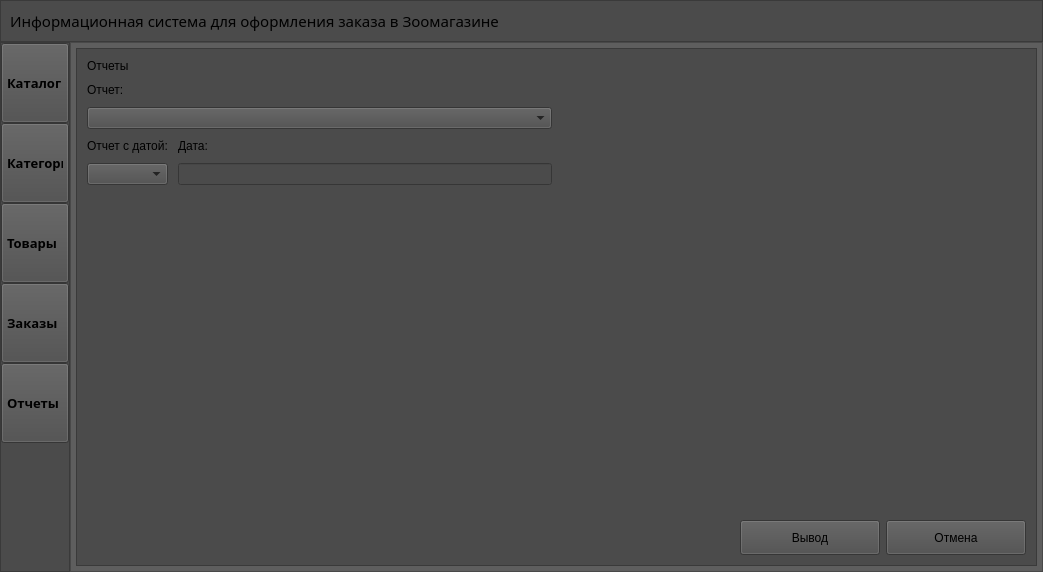
Before: the Qt Designer form ui_main.ui in DaniilKOT112/Information-system-for-ordering, drawn with Qt 5.
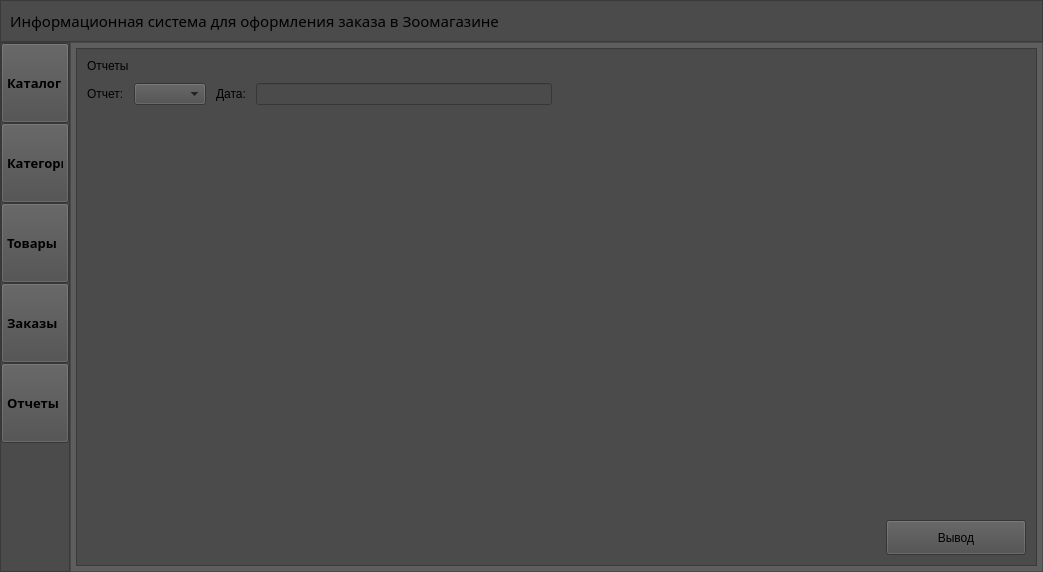
After: the same form once the commit is applied. The open tabs and pages were chosen to show the change. Icons and pictures are not drawn.

Patch:
```diff
--- a/ui_main.ui
+++ b/ui_main.ui
@@ -2546,23 +2546,6 @@
                          </property>
                         </widget>
                        </item>
-                       <item>
-                        <widget class="QLabel" name="label_27">
-                         <property name="styleSheet">
-                          <string notr="true">font: 63 10pt &quot;Segoe UI Variable Small Semibol&quot;;</string>
-                         </property>
-                         <property name="text">
-                          <string>Отчет:</string>
-                         </property>
-                        </widget>
-                       </item>
-                       <item>
-                        <widget class="QComboBox" name="comboBox">
-                         <property name="styleSheet">
-                          <string notr="true">font: 63 10pt &quot;Segoe UI Variable Small Semibol&quot;;</string>
-                         </property>
-                        </widget>
-                       </item>
                        <item>
                         <layout class="QHBoxLayout" name="horizontalLayout_34">
                          <property name="leftMargin">
@@ -2594,40 +2577,40 @@
                            <property name="bottomMargin">
                             <number>0</number>
                            </property>
-                           <item>
-                            <widget class="QLabel" name="label_29">
-                             <property name="styleSheet">
-                              <string notr="true">font: 63 10pt &quot;Segoe UI Variable Small Semibol&quot;;</string>
-                             </property>
-                             <property name="text">
-                              <string>Отчет с датой:</string>
-                             </property>
-                            </widget>
-                           </item>
-                           <item>
-                            <widget class="QComboBox" name="comboBox_2">
-                             <property name="styleSheet">
-                              <string notr="true">font: 63 10pt &quot;Segoe UI Variable Small Semibol&quot;;</string>
-                             </property>
-                            </widget>
-                           </item>
                           </layout>
                          </item>
+                         <item>
+                          <widget class="QLabel" name="label_27">
+                           <property name="styleSheet">
+                            <string notr="true">font: 63 10pt &quot;Segoe UI Variable Small Semibol&quot;;</string>
+                           </property>
+                           <property name="text">
+                            <string>Отчет:</string>
+                           </property>
+                          </widget>
+                         </item>
+                         <item>
+                          <widget class="QComboBox" name="comboBox">
+                           <property name="styleSheet">
+                            <string notr="true">font: 63 10pt &quot;Segoe UI Variable Small Semibol&quot;;</string>
+                           </property>
+                          </widget>
+                         </item>
+                         <item>
+                          <widget class="QLabel" name="label_30">
+                           <property name="styleSheet">
+                            <string notr="true">font: 63 10pt &quot;Segoe UI Variable Small Semibol&quot;;</string>
+                           </property>
+                           <property name="text">
+                            <string>Дата:</string>
+                           </property>
+                          </widget>
+                         </item>
                          <item>
                           <layout class="QVBoxLayout" name="verticalLayout_20">
                            <property name="spacing">
                             <number>10</number>
                            </property>
-                           <item>
-                            <widget class="QLabel" name="label_30">
-                             <property name="styleSheet">
-                              <string notr="true">font: 63 10pt &quot;Segoe UI Variable Small Semibol&quot;;</string>
-                             </property>
-                             <property name="text">
-                              <string>Дата:</string>
-                             </property>
-                            </widget>
-                           </item>
                            <item>
                             <widget class="QLineEdit" name="lineEdit">
                              <property name="styleSheet">
@@ -2700,22 +2683,6 @@
                          </property>
                         </widget>
                        </item>
-                       <item>
-                        <widget class="QPushButton" name="cancelReport">
-                         <property name="minimumSize">
-                          <size>
-                           <width>140</width>
-                           <height>35</height>
-                          </size>
-                         </property>
-                         <property name="styleSheet">
-                          <string notr="true">font: 63 10pt &quot;Segoe UI Variable Small Semibol&quot;;</string>
-                         </property>
-                         <property name="text">
-                          <string>Отмена</string>
-                         </property>
-                        </widget>
-                       </item>
                       </layout>
                      </item>
                      <item row="1" column="0">
```
Left out of the diff: 46 changed lines with no effect on the pictures.
